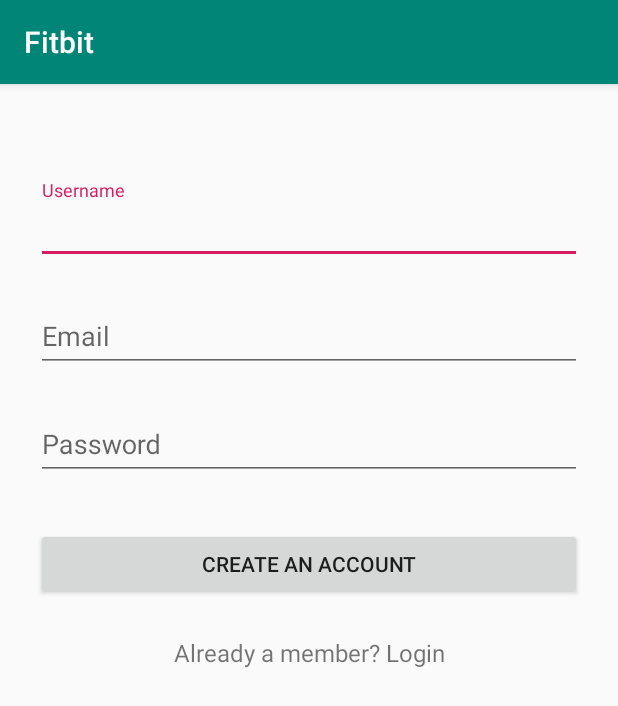
After one commit to CS-UCY-EPL343/winter19.team12, an Android app: the SignUpActivity screen opened directly, with no data from a screen before it, on a phone screen of 412 x 824 dp. The commit adds this screen. Shown: the top 706 px of the screen. Run offline under Robolectric (Android 15) with nearby library versions, the light colour scheme and no system bars.

Commit message:
Android Create Profile #4- Created the initial screen and activity

```diff
--- a/fitbit-mobile-app/Fitbit/app/src/main/AndroidManifest.xml
+++ b/fitbit-mobile-app/Fitbit/app/src/main/AndroidManifest.xml
@@ -13,11 +13,20 @@
             android:roundIcon="@mipmap/ic_launcher_round"
             android:supportsRtl="true"
             android:theme="@style/AppTheme">
-        <meta-data android:name="DATABASE" android:value="fitbit_mobile.db" />
-        <meta-data android:name="VERSION" android:value="2" />
-        <meta-data android:name="QUERY_LOG" android:value="true" />
-        <meta-data android:name="DOMAIN_PACKAGE_NAME" android:value="com.example.fitbit.model" />
+        <activity android:name=".SignUpActivity"></activity>
 
+        <meta-data
+                android:name="DATABASE"
+                android:value="fitbit_mobile.db" />
+        <meta-data
+                android:name="VERSION"
+                android:value="2" />
+        <meta-data
+                android:name="QUERY_LOG"
+                android:value="true" />
+        <meta-data
+                android:name="DOMAIN_PACKAGE_NAME"
+                android:value="com.example.fitbit.model" />
         <meta-data
                 android:name="com.google.wandroid.actions"
                 android:resource="@xml/network_security_config" />
@@ -29,7 +38,9 @@
                 <category android:name="android.intent.category.LAUNCHER" />
             </intent-filter>
         </activity>
-        <activity  android:name=".MainActivity"  android:screenOrientation="portrait" />
+        <activity
+                android:name=".MainActivity"
+                android:screenOrientation="portrait" />
     </application>
 
 </manifest>
--- /dev/null
+++ b/fitbit-mobile-app/Fitbit/app/src/main/java/com/example/fitbit/SignUpActivity.java
@@ -0,0 +1,14 @@
+package com.example.fitbit;
+
+import androidx.appcompat.app.AppCompatActivity;
+
+import android.os.Bundle;
+
+public class SignUpActivity extends AppCompatActivity {
+
+    @Override
+    protected void onCreate(Bundle savedInstanceState) {
+        super.onCreate(savedInstanceState);
+        setContentView(R.layout.activity_sign_up);
+    }
+}
--- /dev/null
+++ b/fitbit-mobile-app/Fitbit/app/src/main/res/layout/activity_sign_up.xml
@@ -0,0 +1,73 @@
+<?xml version="1.0" encoding="utf-8"?>
+<ScrollView
+        xmlns:android="http://schemas.android.com/apk/res/android"
+        android:layout_width="fill_parent"
+        android:layout_height="fill_parent"
+        android:fitsSystemWindows="true">
+
+    <LinearLayout
+            android:orientation="vertical"
+            android:layout_width="match_parent"
+            android:layout_height="wrap_content"
+            android:paddingTop="56dp"
+            android:paddingLeft="24dp"
+            android:paddingRight="24dp">
+
+        <android.support.design.widget.TextInputLayout
+                android:layout_width="match_parent"
+                android:layout_height="wrap_content"
+                android:layout_marginTop="8dp"
+                android:layout_marginBottom="8dp">
+            <EditText android:id="@+id/input_name"
+                    android:layout_width="match_parent"
+                    android:layout_height="wrap_content"
+                    android:inputType="textCapWords"
+                    android:hint="@string/username" />
+        </android.support.design.widget.TextInputLayout>
+
+        <!-- Email Label -->
+        <android.support.design.widget.TextInputLayout
+                android:layout_width="match_parent"
+                android:layout_height="wrap_content"
+                android:layout_marginTop="8dp"
+                android:layout_marginBottom="8dp">
+            <EditText android:id="@+id/input_email"
+                    android:layout_width="match_parent"
+                    android:layout_height="wrap_content"
+                    android:inputType="textEmailAddress"
+                    android:hint="@string/email" />
+        </android.support.design.widget.TextInputLayout>
+
+        <!-- Password Label -->
+        <android.support.design.widget.TextInputLayout
+                android:layout_width="match_parent"
+                android:layout_height="wrap_content"
+                android:layout_marginTop="8dp"
+                android:layout_marginBottom="8dp">
+            <EditText android:id="@+id/input_password"
+                    android:layout_width="match_parent"
+                    android:layout_height="wrap_content"
+                    android:inputType="textPassword"
+                    android:hint="@string/password"/>
+        </android.support.design.widget.TextInputLayout>
+
+        <!-- Signup Button -->
+        <android.support.v7.widget.AppCompatButton
+                android:id="@+id/btn_signup"
+                android:layout_width="fill_parent"
+                android:layout_height="wrap_content"
+                android:layout_marginTop="24dp"
+                android:layout_marginBottom="24dp"
+                android:padding="12dp"
+                android:text="@string/create_account"/>
+
+        <TextView android:id="@+id/link_login"
+                android:layout_width="fill_parent"
+                android:layout_height="wrap_content"
+                android:layout_marginBottom="24dp"
+                android:text="@string/already_member"
+                android:gravity="center"
+                android:textSize="16dip"/>
+
+    </LinearLayout>
+</ScrollView>
--- a/fitbit-mobile-app/Fitbit/app/src/main/res/values/strings.xml
+++ b/fitbit-mobile-app/Fitbit/app/src/main/res/values/strings.xml
@@ -15,4 +15,7 @@
     <string name="login_submit">"Login"</string>
     <string name="username">"Username"</string>
     <string name="password">"Password"</string>
+    <string name="email">"Email"</string>
+    <string name="create_account">"Create an Account"</string>
+    <string name="already_member">"Already a member? Login"</string>
 </resources>
```
Lines whose indentation alone changed are shown as unchanged.
